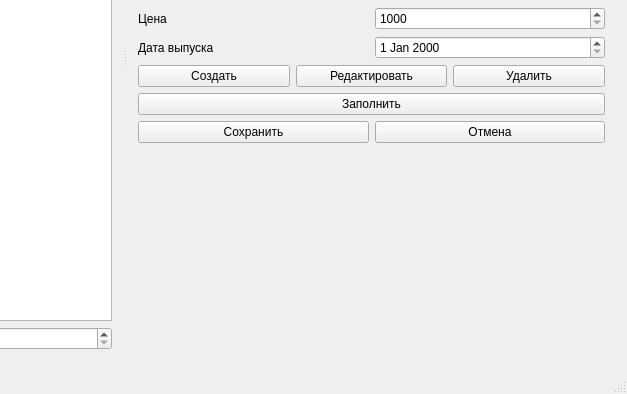
Old version of the form mainwindow.ui in the repository Sapfir0/ProgramLab; both pictures show x 226 to 853 and y 274 to 668 of the 853 by 668 pixel window.
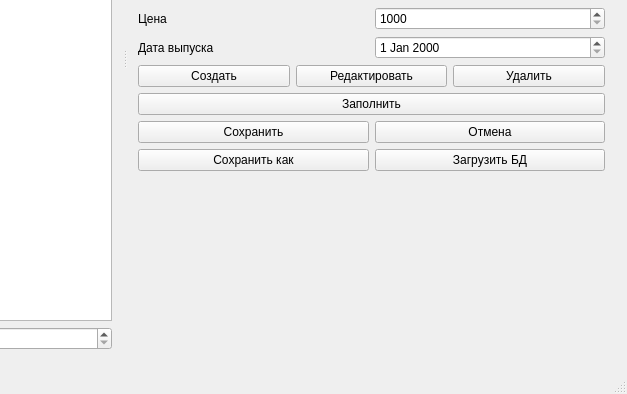
New version of the form.

```diff
--- a/mainwindow.ui
+++ b/mainwindow.ui
@@ -343,6 +343,24 @@
             </item>
            </layout>
           </item>
+          <item>
+           <layout class="QHBoxLayout" name="horizontalLayout_15">
+            <item>
+             <widget class="QPushButton" name="saveUsBtn">
+              <property name="text">
+               <string>Сохранить как</string>
+              </property>
+             </widget>
+            </item>
+            <item>
+             <widget class="QPushButton" name="loadBtn">
+              <property name="text">
+               <string>Загрузить БД</string>
+              </property>
+             </widget>
+            </item>
+           </layout>
+          </item>
           <item>
            <spacer name="verticalSpacer">
             <property name="orientation">
```
Left out of the diff: 2 changed lines with no effect on the pictures.
